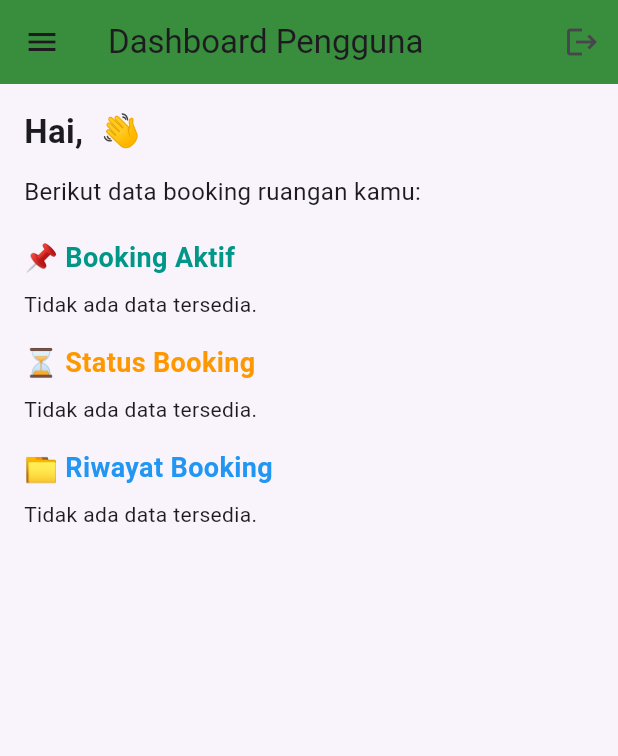
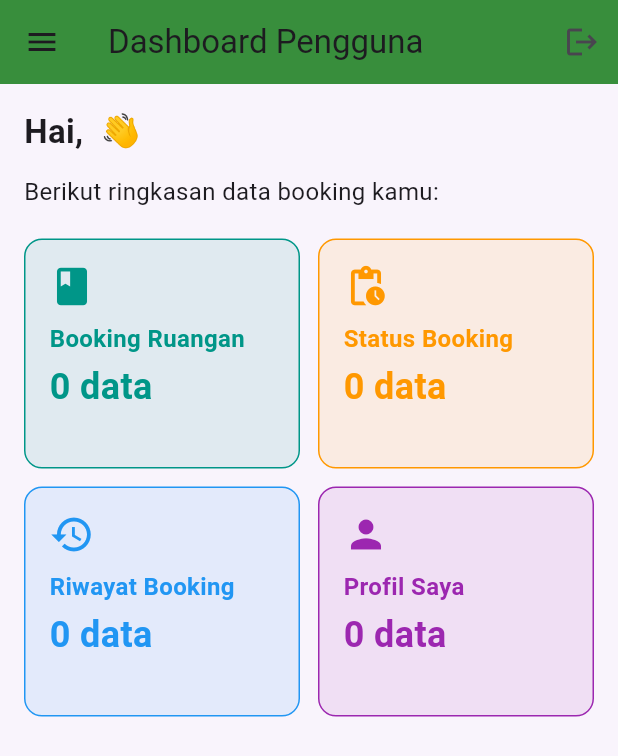
Before and after one commit to mutiadea29/hama-baru, a Flutter app: the UserDashboard screen opened by its route, in the side drawer, after a tap on the "logout" icon, on a phone screen of 412 x 824 dp. Shown: the top 756 px of the screen. Run offline on Flutter 3.47's test engine with Material 3 defaults, Android fonts, the phone set to English and light mode, and no system bars; our stand-ins replace cloud_firestore, firebase_auth, firebase_core; accounts and stored records are empty.

Commit message:
edit dashboard user

```diff
--- a/lib/screens/user/user_dashboard.dart
+++ b/lib/screens/user/user_dashboard.dart
@@ -2,76 +2,82 @@ import 'package:flutter/material.dart';
 import 'package:firebase_auth/firebase_auth.dart';
 import 'package:cloud_firestore/cloud_firestore.dart';
 
-class UserDashboard extends StatefulWidget {
+class UserDashboard extends StatelessWidget {
   const UserDashboard({super.key});
-
-  @override
-  State<UserDashboard> createState() => _UserDashboardState();
-}
-
-class _UserDashboardState extends State<UserDashboard> {
-  final User? user = FirebaseAuth.instance.currentUser;
 
   void _logout(BuildContext context) async {
     await FirebaseAuth.instance.signOut();
     Navigator.pushReplacementNamed(context, '/');
   }
 
-  Stream<QuerySnapshot> _getBookingData(String type) {
-    final bookingsRef = FirebaseFirestore.instance
+  Stream<QuerySnapshot> _getBookingData(String type, String uid) {
+    final ref = FirebaseFirestore.instance
         .collection('bookings')
-        .where('userId', isEqualTo: user?.uid);
+        .where('userId', isEqualTo: uid);
 
     if (type == 'riwayat') {
-      return bookingsRef.where('status', isEqualTo: 'done').snapshots();
+      return ref.where('status', isEqualTo: 'done').snapshots();
     } else if (type == 'status') {
-      return bookingsRef.where('status', whereIn: ['pending', 'confirmed']).snapshots();
+      return ref.where('status', whereIn: ['pending', 'confirmed']).snapshots();
     } else {
-      return bookingsRef.snapshots(); // Semua booking
+      return ref.snapshots(); // semua booking
     }
   }
 
-  Widget _buildBookingList(String title, String type, Color color) {
-    return Column(
-      crossAxisAlignment: CrossAxisAlignment.start,
-      children: [
-        Text(title, style: TextStyle(fontSize: 18, fontWeight: FontWeight.bold, color: color)),
-        const SizedBox(height: 8),
-        StreamBuilder<QuerySnapshot>(
-          stream: _getBookingData(type),
-          builder: (context, snapshot) {
-            if (snapshot.connectionState == ConnectionState.waiting) {
-              return const Center(child: CircularProgressIndicator());
-            }
-            if (!snapshot.hasData || snapshot.data!.docs.isEmpty) {
-              return const Text("Tidak ada data tersedia.");
-            }
+  Widget _buildInfoCard({
+    required String title,
+    required IconData icon,
+    required Color color,
+    required String type,
+    required String uid,
+  }) {
+    return StreamBuilder<QuerySnapshot>(
+      stream: _getBookingData(type, uid),
+      builder: (context, snapshot) {
+        int count = snapshot.data?.docs.length ?? 0;
 
-            final bookings = snapshot.data!.docs;
-
-            return Column(
-              children: bookings.map((doc) {
-                final data = doc.data() as Map<String, dynamic>;
-                return Card(
-                  elevation: 2,
-                  margin: const EdgeInsets.symmetric(vertical: 6),
-                  child: ListTile(
-                    leading: const Icon(Icons.meeting_room),
-                    title: Text(data['roomName'] ?? '-'),
-                    subtitle: Text("Tanggal: ${data['date'] ?? '-'}\nStatus: ${data['status'] ?? '-'}"),
-                  ),
-                );
-              }).toList(),
-            );
-          },
-        ),
-        const SizedBox(height: 16),
-      ],
+        return Container(
+          width: double.infinity,
+          padding: const EdgeInsets.all(16),
+          decoration: BoxDecoration(
+            color: color.withOpacity(0.1),
+            borderRadius: BorderRadius.circular(12),
+            border: Border.all(color: color, width: 1),
+          ),
+          child: Column(
+            crossAxisAlignment: CrossAxisAlignment.start,
+            children: [
+              Icon(icon, color: color, size: 30),
+              const SizedBox(height: 8),
+              Text(
+                title,
+                style: TextStyle(
+                  color: color,
+                  fontSize: 16,
+                  fontWeight: FontWeight.w600,
+                ),
+              ),
+              const SizedBox(height: 4),
+              Text(
+                '$count data',
+                style: TextStyle(
+                  color: color,
+                  fontSize: 24,
+                  fontWeight: FontWeight.bold,
+                ),
+              ),
+            ],
+          ),
+        );
+      },
     );
   }
 
   @override
   Widget build(BuildContext context) {
+    final user = FirebaseAuth.instance.currentUser;
+    final uid = user?.uid ?? '';
+
     return Scaffold(
       appBar: AppBar(
         title: const Text('Dashboard Pengguna'),
@@ -79,20 +85,25 @@ class _UserDashboardState extends State<UserDashboard> {
         actions: [
           IconButton(
             icon: const Icon(Icons.logout),
+            tooltip: 'Logout',
             onPressed: () => _logout(context),
           ),
         ],
       ),
       drawer: Drawer(
         child: ListView(
+          padding: EdgeInsets.zero,
           children: [
             UserAccountsDrawerHeader(
               accountName: const Text('Pengguna'),
               accountEmail: Text(user?.email ?? 'Email tidak tersedia'),
               currentAccountPicture: const CircleAvatar(
-                child: Icon(Icons.person, color: Colors.green, size: 40),
+                backgroundColor: Colors.white,
+                child: Icon(Icons.person, size: 40, color: Colors.green),
               ),
-              decoration: const BoxDecoration(color: Colors.green),
+              decoration: const BoxDecoration(
+                color: Colors.green,
+              ),
             ),
             ListTile(
               leading: const Icon(Icons.book),
@@ -133,13 +144,50 @@ class _UserDashboardState extends State<UserDashboard> {
             ),
             const SizedBox(height: 12),
             const Text(
-              'Berikut data booking ruangan kamu:',
+              'Berikut ringkasan data booking kamu:',
               style: TextStyle(fontSize: 16),
             ),
             const SizedBox(height: 20),
-            _buildBookingList("📌 Booking Aktif", "booking", Colors.teal),
-            _buildBookingList("⏳ Status Booking", "status", Colors.orange),
-            _buildBookingList("📁 Riwayat Booking", "riwayat", Colors.blue),
+
+            // Info cards (dashboard kotak warna-warni)
+            GridView.count(
+              crossAxisCount: 2,
+              shrinkWrap: true,
+              physics: const NeverScrollableScrollPhysics(),
+              crossAxisSpacing: 12,
+              mainAxisSpacing: 12,
+              childAspectRatio: 1.2,
+              children: [
+                _buildInfoCard(
+                  title: 'Booking Ruangan',
+                  icon: Icons.book,
+                  color: Colors.teal,
+                  type: 'booking',
+                  uid: uid,
+                ),
+                _buildInfoCard(
+                  title: 'Status Booking',
+                  icon: Icons.pending_actions,
+                  color: Colors.orange,
+                  type: 'status',
+                  uid: uid,
+                ),
+                _buildInfoCard(
+                  title: 'Riwayat Booking',
+                  icon: Icons.history,
+                  color: Colors.blue,
+                  type: 'riwayat',
+                  uid: uid,
+                ),
+                _buildInfoCard(
+                  title: 'Profil Saya',
+                  icon: Icons.person,
+                  color: Colors.purple,
+                  type: 'profile',
+                  uid: uid,
+                ),
+              ],
+            ),
           ],
         ),
       ),
```
